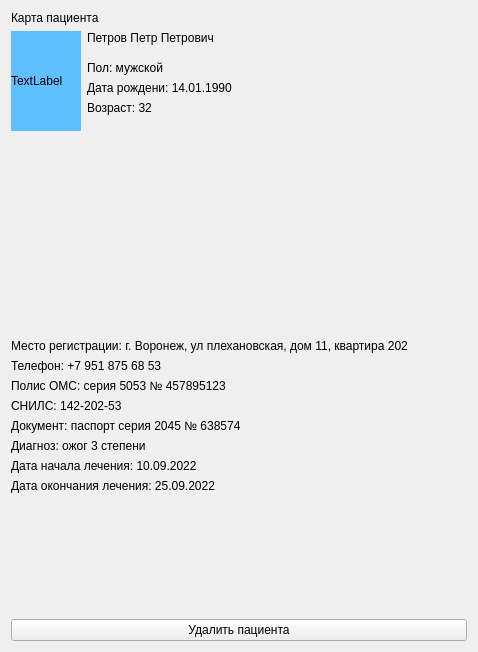
Before: the Qt Designer form view/qt_ui_source/card_patient_widget.ui in Andrew-up/vgtu_frontend, drawn with Qt 5.
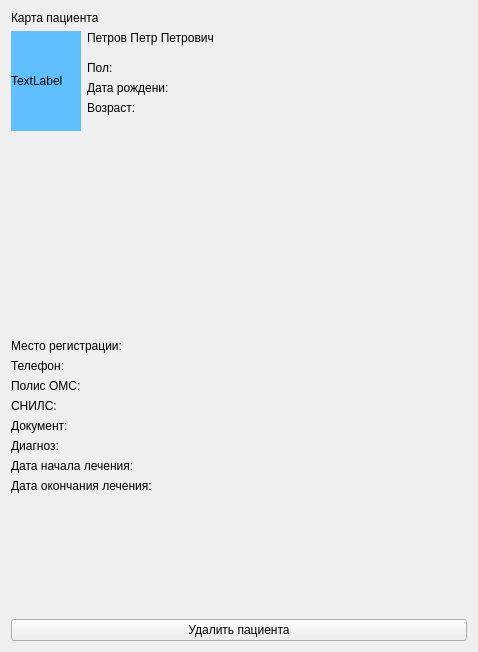
After: the same form once the commit is applied.

The edit to the form file:
```diff
--- a/view/qt_ui_source/card_patient_widget.ui
+++ b/view/qt_ui_source/card_patient_widget.ui
@@ -86,21 +86,21 @@
          <item>
           <widget class="QLabel" name="card_gender_patient">
            <property name="text">
-            <string>Пол: мужской</string>
+            <string>Пол: </string>
            </property>
           </widget>
          </item>
          <item>
           <widget class="QLabel" name="card_date_birth_patient">
            <property name="text">
-            <string>Дата рождени: 14.01.1990</string>
+            <string>Дата рождени: </string>
            </property>
           </widget>
          </item>
          <item>
           <widget class="QLabel" name="card_age_patient">
            <property name="text">
-            <string>Возраст: 32</string>
+            <string>Возраст: </string>
            </property>
           </widget>
          </item>
@@ -145,56 +145,56 @@
        <item>
         <widget class="QLabel" name="card_address_patient">
          <property name="text">
-          <string>Место регистрации: г. Воронеж, ул плехановская, дом 11, квартира 202</string>
+          <string>Место регистрации: </string>
          </property>
         </widget>
        </item>
        <item>
         <widget class="QLabel" name="card_phone_patient">
          <property name="text">
-          <string>Телефон: +7 951 875 68 53</string>
+          <string>Телефон: </string>
          </property>
         </widget>
        </item>
        <item>
         <widget class="QLabel" name="card_oms_patient">
          <property name="text">
-          <string>Полис ОМС: серия 5053 № 457895123</string>
+          <string>Полис ОМС: </string>
          </property>
         </widget>
        </item>
        <item>
         <widget class="QLabel" name="card_snils_patient">
          <property name="text">
-          <string>СНИЛС: 142-202-53</string>
+          <string>СНИЛС: </string>
          </property>
         </widget>
        </item>
        <item>
         <widget class="QLabel" name="card_document_patient">
          <property name="text">
-          <string>Документ: паспорт серия 2045 № 638574</string>
+          <string>Документ: </string>
          </property>
         </widget>
        </item>
        <item>
         <widget class="QLabel" name="card_diagnosis_patient">
          <property name="text">
-          <string>Диагноз: ожог 3 степени</string>
+          <string>Диагноз: </string>
          </property>
         </widget>
        </item>
        <item>
         <widget class="QLabel" name="card_healing_date_start_patient">
          <property name="text">
-          <string>Дата начала лечения: 10.09.2022</string>
+          <string>Дата начала лечения: </string>
          </property>
         </widget>
        </item>
        <item>
         <widget class="QLabel" name="card_healing_date_end_patient">
          <property name="text">
-          <string>Дата окончания лечения: 25.09.2022</string>
+          <string>Дата окончания лечения:</string>
          </property>
         </widget>
        </item>
```
